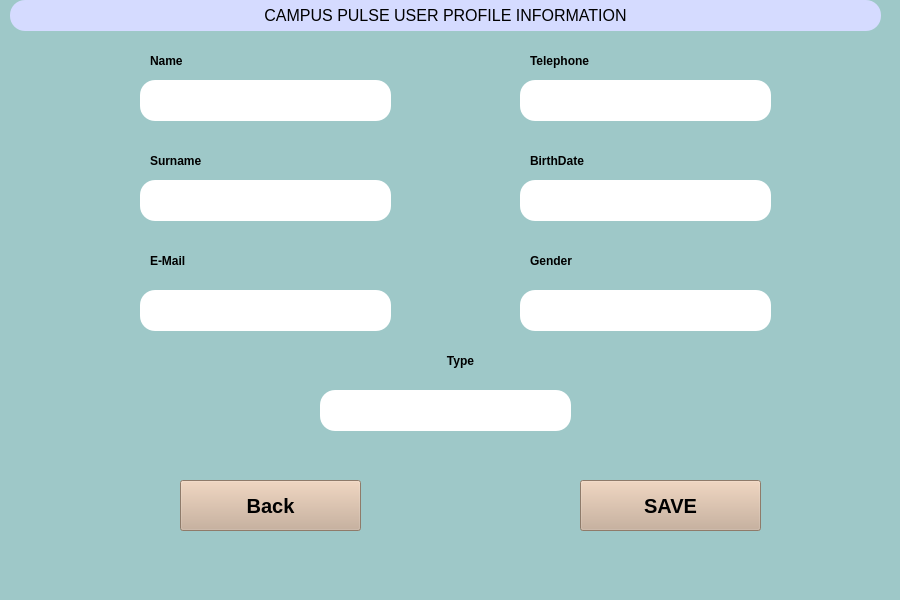
This is user_profile_information.ui in bakisgan/Campus_Pulse_v02 as Qt 5 draws it before an edit. The edited form follows.
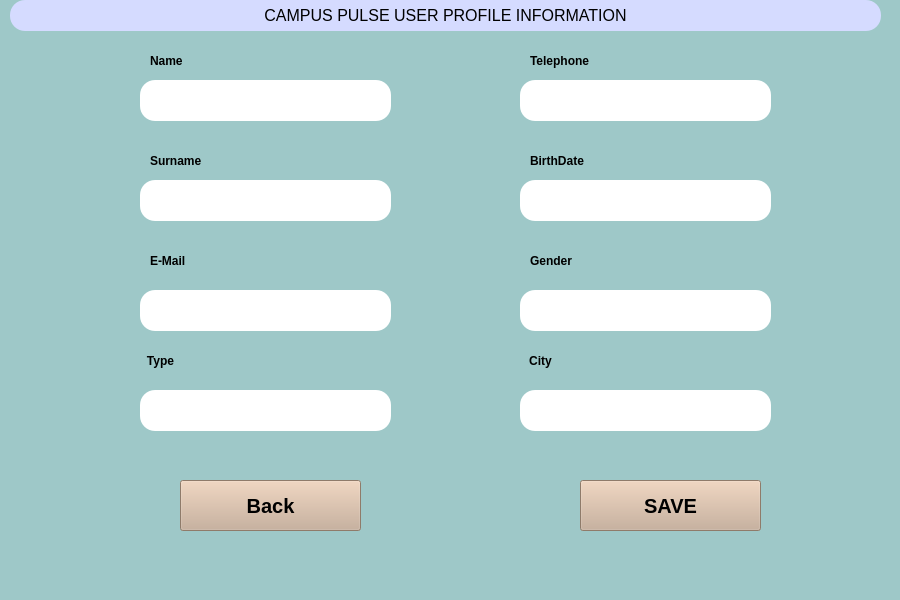
This is the edited form.

Patch:
```diff
--- a/user_profile_information.ui
+++ b/user_profile_information.ui
@@ -167,7 +167,7 @@
    <widget class="QLabel" name="label_8">
     <property name="geometry">
      <rect>
-      <x>410</x>
+      <x>110</x>
       <y>340</y>
       <width>101</width>
       <height>41</height>
@@ -273,7 +273,7 @@
    <widget class="QLineEdit" name="type_line">
     <property name="geometry">
      <rect>
-      <x>320</x>
+      <x>140</x>
       <y>390</y>
       <width>251</width>
       <height>41</height>
@@ -331,6 +331,43 @@
      <string>SAVE</string>
     </property>
    </widget>
+   <widget class="QLabel" name="label_9">
+    <property name="geometry">
+     <rect>
+      <x>490</x>
+      <y>340</y>
+      <width>101</width>
+      <height>41</height>
+     </rect>
+    </property>
+    <property name="font">
+     <font>
+      <weight>75</weight>
+      <bold>true</bold>
+     </font>
+    </property>
+    <property name="text">
+     <string>City</string>
+    </property>
+    <property name="alignment">
+     <set>Qt::AlignCenter</set>
+    </property>
+   </widget>
+   <widget class="QLineEdit" name="type_line_2">
+    <property name="geometry">
+     <rect>
+      <x>520</x>
+      <y>390</y>
+      <width>251</width>
+      <height>41</height>
+     </rect>
+    </property>
+    <property name="styleSheet">
+     <string notr="true">border-radius: 15px; 
+
+background-color: rgb(255, 255, 255);</string>
+    </property>
+   </widget>
   </widget>
   <widget class="QMenuBar" name="menubar">
    <property name="geometry">
```
